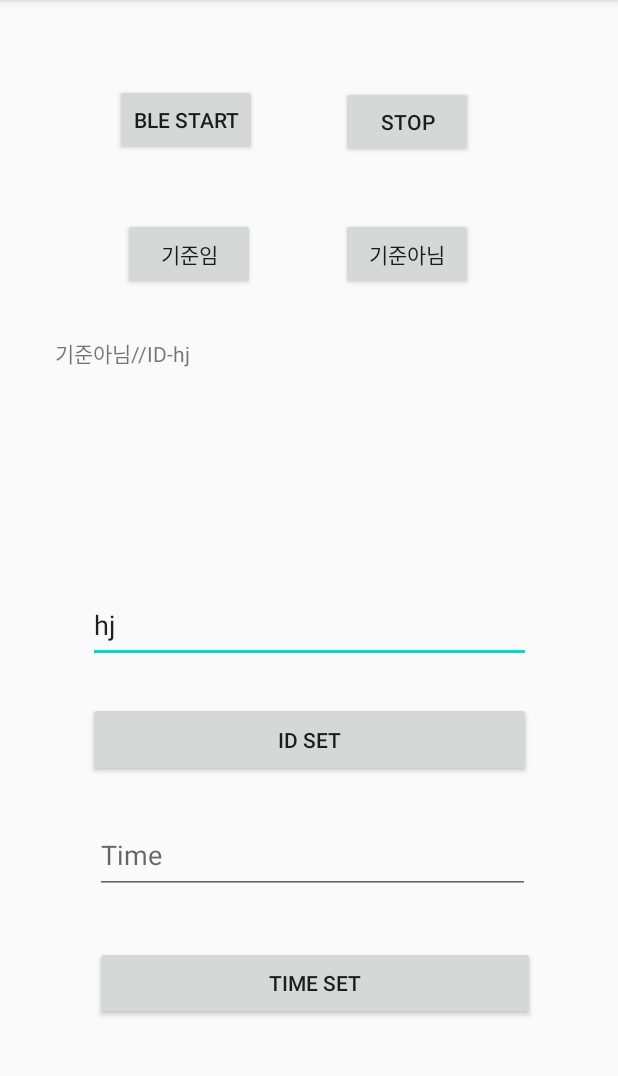
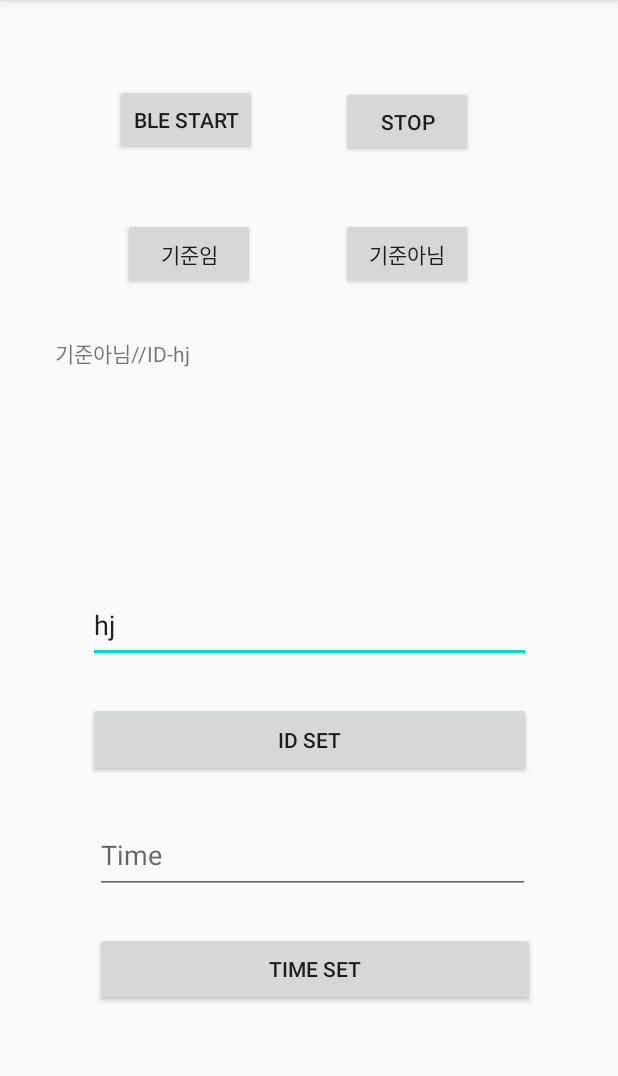
Before and after one commit to YukyungSeo/BeaconProject, an Android app: the screen it shows after launch (MainActivity), on a phone screen of 412 x 824 dp, the part 84-1160 px from its top. Run offline under Robolectric (Android 15) with nearby library versions, the phone set to English and light mode, and no system bars.

Commit message:
delete error in time func

```diff
--- a/BleScanTest/app/src/main/res/layout/activity_main.xml
+++ b/BleScanTest/app/src/main/res/layout/activity_main.xml
@@ -116,7 +116,7 @@
         app:layout_constraintEnd_toEndOf="parent"
         app:layout_constraintHorizontal_bias="0.533"
         app:layout_constraintStart_toStartOf="parent"
-        app:layout_constraintTop_toBottomOf="@+id/editTextTextPersonName"
+        app:layout_constraintTop_toBottomOf="@+id/time_edit_text"
         app:layout_constraintVertical_bias="0.14" />
 
     <Button
```
